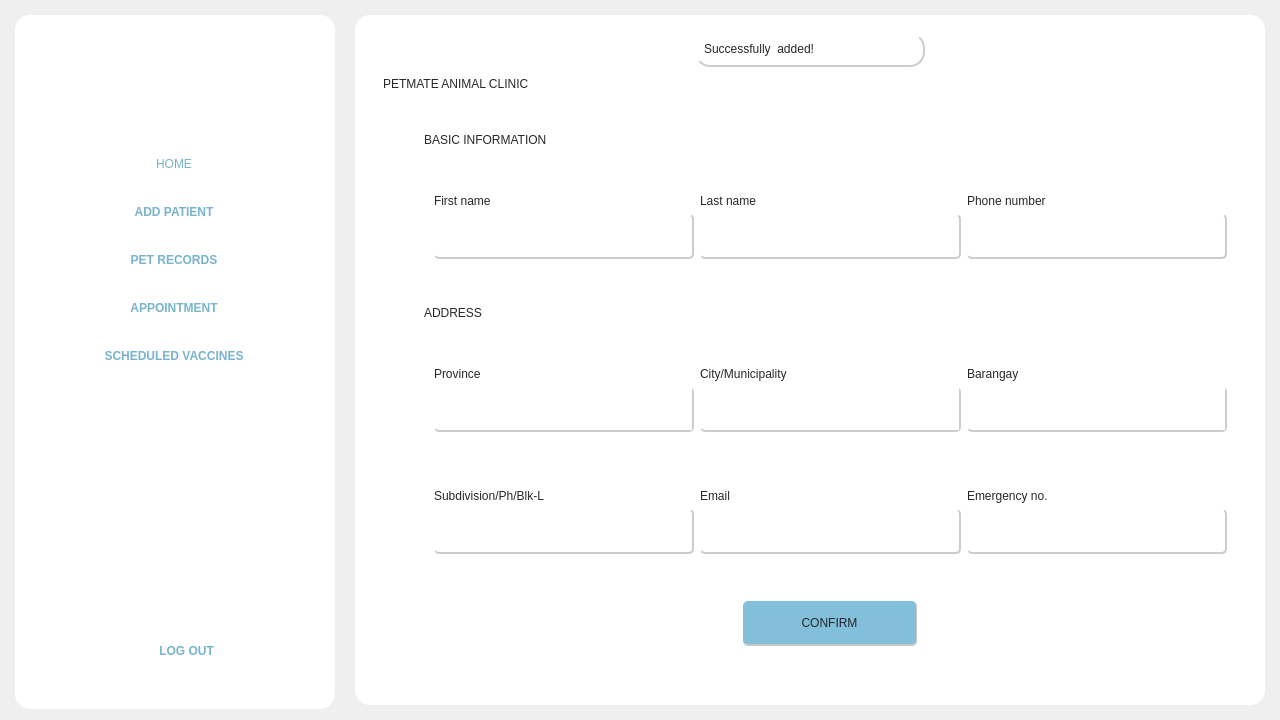
Before: the Qt Designer form Frontend/Home.ui in rmmln/Petmate-Desktop-Application, drawn with Qt 5.
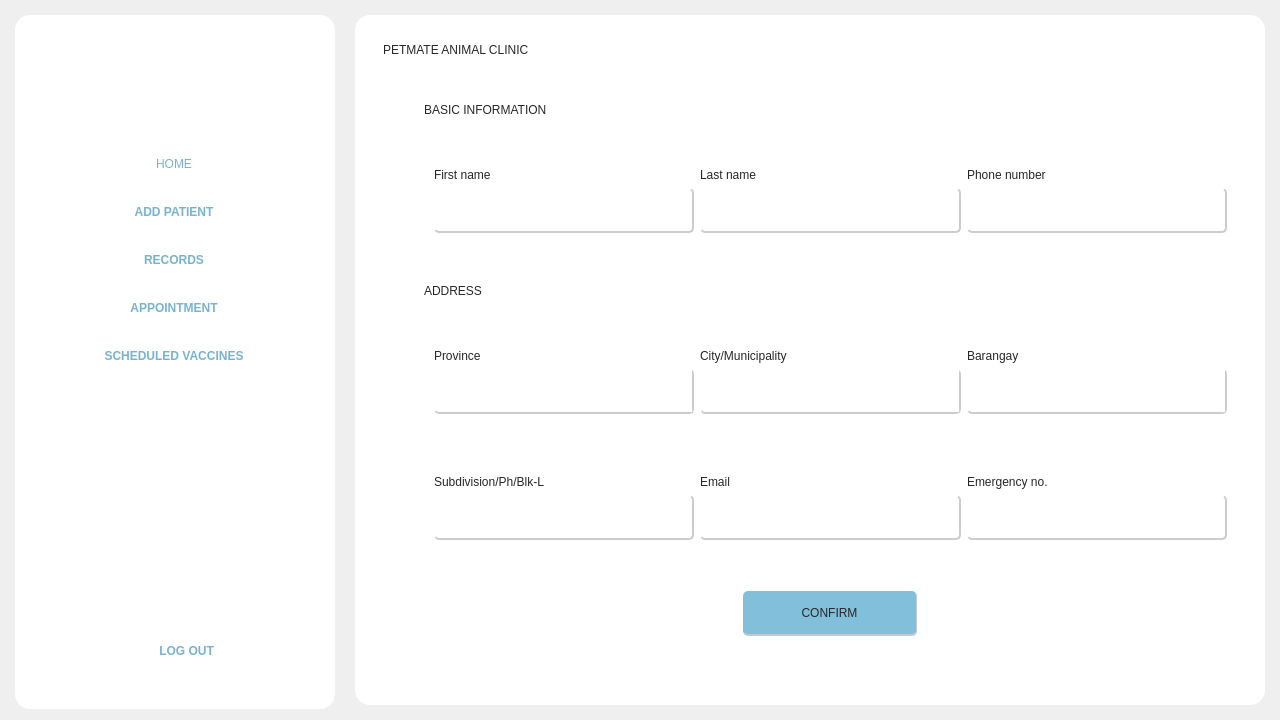
After: the same form once the commit is applied. The open tabs and pages were chosen to show the change. Icons and pictures are not drawn.

Commit message: confirm btn

```diff
--- a/Frontend/Home.ui
+++ b/Frontend/Home.ui
@@ -136,7 +136,7 @@
          </property>
         </widget>
        </item>
-       <item alignment="Qt::AlignHCenter|Qt::AlignVCenter">
+       <item alignment="Qt::AlignHCenter">
         <widget class="QFrame" name="Buttons">
          <property name="sizePolicy">
           <sizepolicy hsizetype="Expanding" vsizetype="Expanding">
@@ -306,7 +306,7 @@
 }</string>
             </property>
             <property name="text">
-             <string>PET RECORDS</string>
+             <string>RECORDS</string>
             </property>
             <property name="icon">
              <iconset resource="resource.qrc">
@@ -907,84 +907,6 @@
            <property name="sizeConstraint">
             <enum>QLayout::SetDefaultConstraint</enum>
            </property>
-           <item alignment="Qt::AlignHCenter">
-            <widget class="QFrame" name="successfullAlert">
-             <property name="enabled">
-              <bool>true</bool>
-             </property>
-             <property name="sizePolicy">
-              <sizepolicy hsizetype="Fixed" vsizetype="Fixed">
-               <horstretch>0</horstretch>
-               <verstretch>0</verstretch>
-              </sizepolicy>
-             </property>
-             <property name="minimumSize">
-              <size>
-               <width>230</width>
-               <height>0</height>
-              </size>
-             </property>
-             <property name="maximumSize">
-              <size>
-               <width>330</width>
-               <height>16777215</height>
-              </size>
-             </property>
-             <property name="styleSheet">
-              <string notr="true">#successfullAlert{
-	border-radius:15px;
-	border-right: 2px solid #cccccc;
-    border-bottom: 2px solid #cccccc;
-	background-color:white;
-}</string>
-             </property>
-             <property name="frameShape">
-              <enum>QFrame::StyledPanel</enum>
-             </property>
-             <property name="frameShadow">
-              <enum>QFrame::Raised</enum>
-             </property>
-             <property name="lineWidth">
-              <number>1</number>
-             </property>
-             <layout class="QHBoxLayout" name="horizontalLayout_4">
-              <property name="spacing">
-               <number>0</number>
-              </property>
-              <item>
-               <widget class="QLabel" name="label_23">
-                <property name="styleSheet">
-                 <string notr="true">font: 57 16pt &quot;Montserrat Medium&quot;;
-color:rgb(39, 39, 39);
-</string>
-                </property>
-                <property name="text">
-                 <string>Successfully  added!  </string>
-                </property>
-               </widget>
-              </item>
-              <item>
-               <widget class="QLabel" name="label_22">
-                <property name="maximumSize">
-                 <size>
-                  <width>30</width>
-                  <height>30</height>
-                 </size>
-                </property>
-                <property name="text">
-                 <string/>
-                </property>
-                <property name="pixmap">
-                 <pixmap resource="resource.qrc">:/Icons/Icons/check.png</pixmap>
-                </property>
-                <property name="scaledContents">
-                 <bool>true</bool>
-                </property>
-               </widget>
-              </item>
-             </layout>
-            </widget>
-           </item>
            <item>
             <widget class="QFrame" name="frame_2">
              <property name="styleSheet">
```
Left out of the diff: 79 changed lines with no effect on the pictures. The commit also changes 1 other file.
